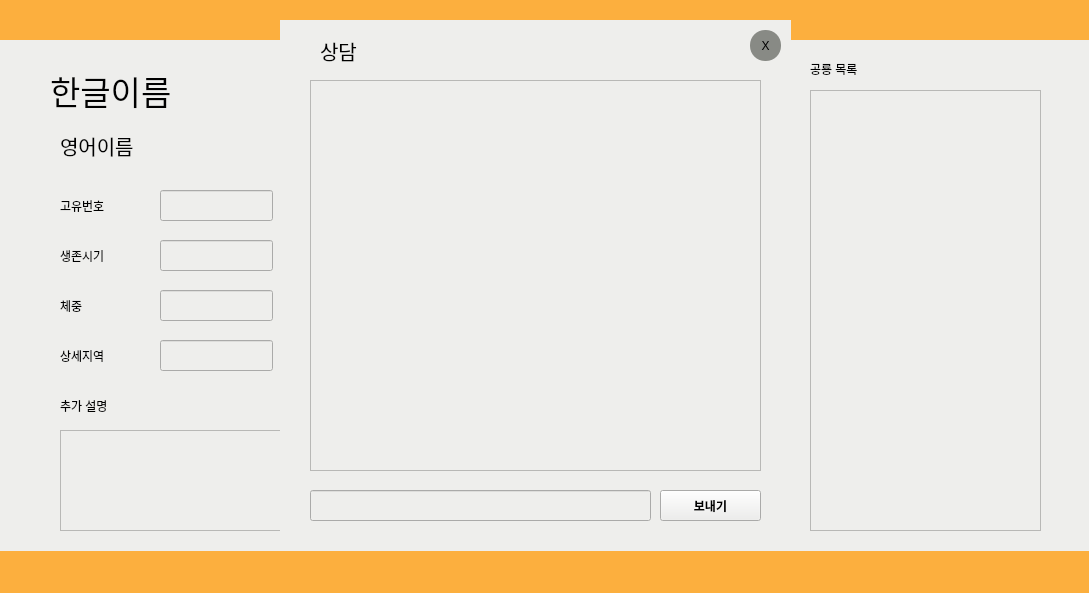
Old version of the form student.ui in the repository YangwonChoi/eduwill.
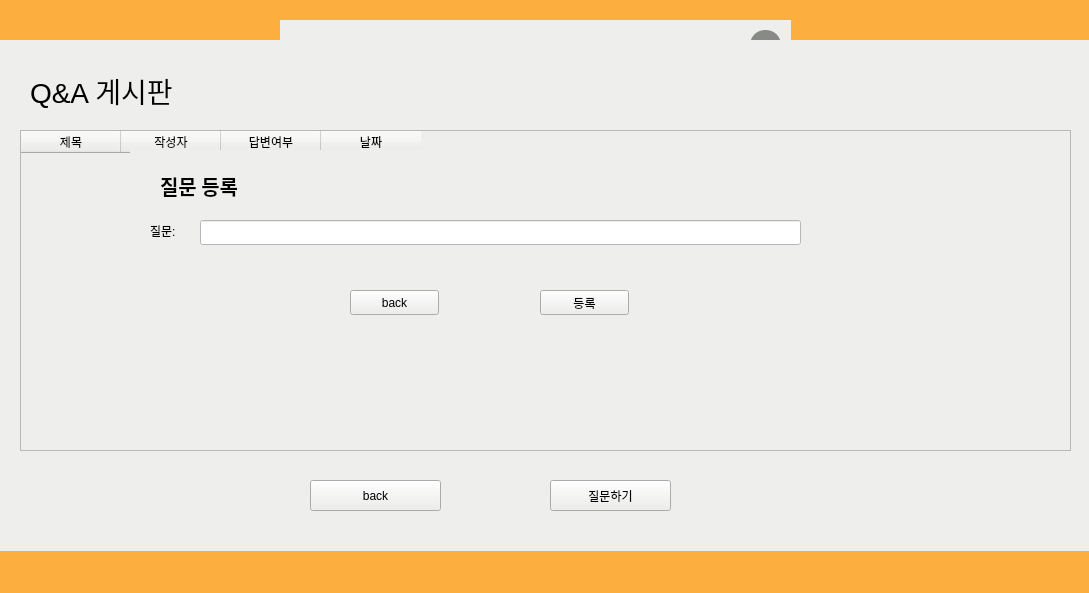
New version of the form.

The edit to the form file:
```diff
--- a/student.ui
+++ b/student.ui
@@ -1251,6 +1251,569 @@
      </property>
     </widget>
    </widget>
+   <widget class="QWidget" name="select_widget" native="true">
+    <property name="geometry">
+     <rect>
+      <x>400</x>
+      <y>70</y>
+      <width>291</width>
+      <height>391</height>
+     </rect>
+    </property>
+    <property name="styleSheet">
+     <string notr="true">background-color: rgb(238, 238, 236);
+border-style: solid;
+border-width: 2px;
+border-color: balck;</string>
+    </property>
+    <widget class="QLabel" name="label_10">
+     <property name="geometry">
+      <rect>
+       <x>20</x>
+       <y>10</y>
+       <width>151</width>
+       <height>21</height>
+      </rect>
+     </property>
+     <property name="styleSheet">
+      <string notr="true">border-style: solid;
+border-width: 0px;
+border-color: balck;</string>
+     </property>
+     <property name="text">
+      <string>현재 접속중인 교수</string>
+     </property>
+    </widget>
+    <widget class="QPushButton" name="exit_st">
+     <property name="geometry">
+      <rect>
+       <x>260</x>
+       <y>10</y>
+       <width>21</width>
+       <height>21</height>
+      </rect>
+     </property>
+     <property name="palette">
+      <palette>
+       <active>
+        <colorrole role="Button">
+         <brush brushstyle="SolidPattern">
+          <color alpha="255">
+           <red>136</red>
+           <green>138</green>
+           <blue>133</blue>
+          </color>
+         </brush>
+        </colorrole>
+        <colorrole role="Base">
+         <brush brushstyle="SolidPattern">
+          <color alpha="255">
+           <red>136</red>
+           <green>138</green>
+           <blue>133</blue>
+          </color>
+         </brush>
+        </colorrole>
+        <colorrole role="Window">
+         <brush brushstyle="SolidPattern">
+          <color alpha="255">
+           <red>136</red>
+           <green>138</green>
+           <blue>133</blue>
+          </color>
+         </brush>
+        </colorrole>
+       </active>
+       <inactive>
+        <colorrole role="Button">
+         <brush brushstyle="SolidPattern">
+          <color alpha="255">
+           <red>136</red>
+           <green>138</green>
+           <blue>133</blue>
+          </color>
+         </brush>
+        </colorrole>
+        <colorrole role="Base">
+         <brush brushstyle="SolidPattern">
+          <color alpha="255">
+           <red>136</red>
+           <green>138</green>
+           <blue>133</blue>
+          </color>
+         </brush>
+        </colorrole>
+        <colorrole role="Window">
+         <brush brushstyle="SolidPattern">
+          <color alpha="255">
+           <red>136</red>
+           <green>138</green>
+           <blue>133</blue>
+          </color>
+         </brush>
+        </colorrole>
+       </inactive>
+       <disabled>
+        <colorrole role="Button">
+         <brush brushstyle="SolidPattern">
+          <color alpha="255">
+           <red>136</red>
+           <green>138</green>
+           <blue>133</blue>
+          </color>
+         </brush>
+        </colorrole>
+        <colorrole role="Base">
+         <brush brushstyle="SolidPattern">
+          <color alpha="255">
+           <red>136</red>
+           <green>138</green>
+           <blue>133</blue>
+          </color>
+         </brush>
+        </colorrole>
+        <colorrole role="Window">
+         <brush brushstyle="SolidPattern">
+          <color alpha="255">
+           <red>136</red>
+           <green>138</green>
+           <blue>133</blue>
+          </color>
+         </brush>
+        </colorrole>
+       </disabled>
+      </palette>
+     </property>
+     <property name="styleSheet">
+      <string notr="true">QPushButton{
+background-color: rgb(136, 138, 133);
+border-style: solid;
+border-radius: 15px
+}
+QPushButton:hover{
+background-color: rgb(180, 255, 255);
+border-style: solid;
+border-radius: 15px}
+
+QPushButton:pressed{
+background-color: rgb(100, 255, 255);
+border-style: solid;
+border-radius: 15px}
+</string>
+     </property>
+     <property name="text">
+      <string>X</string>
+     </property>
+    </widget>
+    <widget class="QWidget" name="verticalLayoutWidget_2">
+     <property name="geometry">
+      <rect>
+       <x>0</x>
+       <y>40</y>
+       <width>291</width>
+       <height>301</height>
+      </rect>
+     </property>
+     <layout class="QVBoxLayout" name="verticalLayout">
+      <item>
+       <widget class="QListWidget" name="listWidget_2"/>
+      </item>
+     </layout>
+    </widget>
+    <widget class="QPushButton" name="conect_btn">
+     <property name="geometry">
+      <rect>
+       <x>100</x>
+       <y>350</y>
+       <width>89</width>
+       <height>25</height>
+      </rect>
+     </property>
+     <property name="styleSheet">
+      <string notr="true">QPushButton{
+background-color: rgb(136, 138, 133);
+border-style: solid;
+border-radius: 15px
+}
+QPushButton:hover{
+background-color: rgb(180, 255, 255);
+border-style: solid;
+border-radius: 15px}
+
+QPushButton:pressed{
+background-color: rgb(100, 255, 255);
+border-style: solid;
+border-radius: 15px}
+</string>
+     </property>
+     <property name="text">
+      <string>연결하기</string>
+     </property>
+    </widget>
+   </widget>
+   <widget class="QWidget" name="quiz_widget" native="true">
+    <property name="geometry">
+     <rect>
+      <x>0</x>
+      <y>40</y>
+      <width>1091</width>
+      <height>511</height>
+     </rect>
+    </property>
+    <property name="styleSheet">
+     <string notr="true">background-color: rgb(238, 238, 236);</string>
+    </property>
+    <widget class="QListWidget" name="listWidget_5">
+     <property name="geometry">
+      <rect>
+       <x>905</x>
+       <y>60</y>
+       <width>171</width>
+       <height>411</height>
+      </rect>
+     </property>
+     <property name="styleSheet">
+      <string notr="true">background-color: rgb(255, 255, 255);</string>
+     </property>
+    </widget>
+    <widget class="QLabel" name="label_41">
+     <property name="geometry">
+      <rect>
+       <x>910</x>
+       <y>30</y>
+       <width>67</width>
+       <height>17</height>
+      </rect>
+     </property>
+     <property name="text">
+      <string>문제 목록</string>
+     </property>
+    </widget>
+    <widget class="QLabel" name="label_42">
+     <property name="geometry">
+      <rect>
+       <x>80</x>
+       <y>100</y>
+       <width>781</width>
+       <height>61</height>
+      </rect>
+     </property>
+     <property name="font">
+      <font>
+       <family>Ubuntu Condensed</family>
+       <pointsize>20</pointsize>
+       <weight>75</weight>
+       <bold>true</bold>
+      </font>
+     </property>
+     <property name="text">
+      <string>문제질문</string>
+     </property>
+    </widget>
+    <widget class="QTextEdit" name="textEdit">
+     <property name="geometry">
+      <rect>
+       <x>70</x>
+       <y>260</y>
+       <width>801</width>
+       <height>70</height>
+      </rect>
+     </property>
+     <property name="styleSheet">
+      <string notr="true">background-color: rgb(255, 255, 255);</string>
+     </property>
+    </widget>
+    <widget class="QPushButton" name="pushButton_5">
+     <property name="geometry">
+      <rect>
+       <x>650</x>
+       <y>440</y>
+       <width>89</width>
+       <height>25</height>
+      </rect>
+     </property>
+     <property name="text">
+      <string>채점하기</string>
+     </property>
+    </widget>
+    <widget class="QPushButton" name="pushButton_6">
+     <property name="geometry">
+      <rect>
+       <x>760</x>
+       <y>440</y>
+       <width>89</width>
+       <height>25</height>
+      </rect>
+     </property>
+     <property name="text">
+      <string>저장/종료</string>
+     </property>
+    </widget>
+    <widget class="QLabel" name="label_43">
+     <property name="geometry">
+      <rect>
+       <x>20</x>
+       <y>260</y>
+       <width>41</width>
+       <height>17</height>
+      </rect>
+     </property>
+     <property name="text">
+      <string>정답 :</string>
+     </property>
+    </widget>
+   </widget>
+   <widget class="QWidget" name="widget" native="true">
+    <property name="geometry">
+     <rect>
+      <x>430</x>
+      <y>150</y>
+      <width>171</width>
+      <height>211</height>
+     </rect>
+    </property>
+    <property name="styleSheet">
+     <string notr="true">background-color: rgb(238, 238, 236);</string>
+    </property>
+    <widget class="QLabel" name="label_40">
+     <property name="geometry">
+      <rect>
+       <x>30</x>
+       <y>30</y>
+       <width>67</width>
+       <height>17</height>
+      </rect>
+     </property>
+     <property name="text">
+      <string>과목</string>
+     </property>
+    </widget>
+    <widget class="QPushButton" name="pushButton">
+     <property name="geometry">
+      <rect>
+       <x>40</x>
+       <y>70</y>
+       <width>89</width>
+       <height>25</height>
+      </rect>
+     </property>
+     <property name="text">
+      <string>생존시기</string>
+     </property>
+    </widget>
+    <widget class="QPushButton" name="pushButton_2">
+     <property name="geometry">
+      <rect>
+       <x>40</x>
+       <y>100</y>
+       <width>89</width>
+       <height>25</height>
+      </rect>
+     </property>
+     <property name="text">
+      <string>발견지대륙</string>
+     </property>
+    </widget>
+    <widget class="QPushButton" name="pushButton_3">
+     <property name="geometry">
+      <rect>
+       <x>40</x>
+       <y>130</y>
+       <width>89</width>
+       <height>25</height>
+      </rect>
+     </property>
+     <property name="text">
+      <string>특징</string>
+     </property>
+    </widget>
+    <widget class="QPushButton" name="pushButton_4">
+     <property name="geometry">
+      <rect>
+       <x>40</x>
+       <y>160</y>
+       <width>89</width>
+       <height>25</height>
+      </rect>
+     </property>
+     <property name="text">
+      <string>back</string>
+     </property>
+    </widget>
+   </widget>
+   <widget class="QWidget" name="qn_widget" native="true">
+    <property name="geometry">
+     <rect>
+      <x>0</x>
+      <y>40</y>
+      <width>1091</width>
+      <height>511</height>
+     </rect>
+    </property>
+    <property name="styleSheet">
+     <string notr="true">background-color: rgb(238, 238, 236);</string>
+    </property>
+    <widget class="QTableWidget" name="tableWidget">
+     <property name="geometry">
+      <rect>
+       <x>20</x>
+       <y>90</y>
+       <width>1051</width>
+       <height>321</height>
+      </rect>
+     </property>
+     <column>
+      <property name="text">
+       <string>제목</string>
+      </property>
+     </column>
+     <column>
+      <property name="text">
+       <string>작성자</string>
+      </property>
+     </column>
+     <column>
+      <property name="text">
+       <string>답변여부</string>
+      </property>
+     </column>
+     <column>
+      <property name="text">
+       <string>날짜</string>
+      </property>
+     </column>
+    </widget>
+    <widget class="QLabel" name="label_44">
+     <property name="geometry">
+      <rect>
+       <x>30</x>
+       <y>30</y>
+       <width>211</width>
+       <height>41</height>
+      </rect>
+     </property>
+     <property name="font">
+      <font>
+       <pointsize>21</pointsize>
+      </font>
+     </property>
+     <property name="text">
+      <string>Q&amp;A 게시판</string>
+     </property>
+    </widget>
+    <widget class="QPushButton" name="qn_back_btn">
+     <property name="geometry">
+      <rect>
+       <x>310</x>
+       <y>440</y>
+       <width>131</width>
+       <height>31</height>
+      </rect>
+     </property>
+     <property name="text">
+      <string>back</string>
+     </property>
+    </widget>
+    <widget class="QPushButton" name="qn_anser_btn">
+     <property name="geometry">
+      <rect>
+       <x>550</x>
+       <y>440</y>
+       <width>121</width>
+       <height>31</height>
+      </rect>
+     </property>
+     <property name="text">
+      <string>질문하기</string>
+     </property>
+    </widget>
+   </widget>
+   <widget class="QWidget" name="widget_2" native="true">
+    <property name="geometry">
+     <rect>
+      <x>130</x>
+      <y>150</y>
+      <width>751</width>
+      <height>191</height>
+     </rect>
+    </property>
+    <property name="styleSheet">
+     <string notr="true">background-color: rgb(238, 238, 236);</string>
+    </property>
+    <widget class="QLineEdit" name="lineEdit">
+     <property name="geometry">
+      <rect>
+       <x>70</x>
+       <y>70</y>
+       <width>601</width>
+       <height>25</height>
+      </rect>
+     </property>
+     <property name="styleSheet">
+      <string notr="true">background-color: rgb(255, 255, 255);</string>
+     </property>
+    </widget>
+    <widget class="QLabel" name="label_45">
+     <property name="geometry">
+      <rect>
+       <x>20</x>
+       <y>70</y>
+       <width>41</width>
+       <height>21</height>
+      </rect>
+     </property>
+     <property name="text">
+      <string>질문: </string>
+     </property>
+    </widget>
+    <widget class="QPushButton" name="reg_btn">
+     <property name="geometry">
+      <rect>
+       <x>410</x>
+       <y>140</y>
+       <width>89</width>
+       <height>25</height>
+      </rect>
+     </property>
+     <property name="text">
+      <string>등록</string>
+     </property>
+    </widget>
+    <widget class="QPushButton" name="anser_back">
+     <property name="geometry">
+      <rect>
+       <x>220</x>
+       <y>140</y>
+       <width>89</width>
+       <height>25</height>
+      </rect>
+     </property>
+     <property name="text">
+      <string>back</string>
+     </property>
+    </widget>
+    <widget class="QLabel" name="label_46">
+     <property name="geometry">
+      <rect>
+       <x>30</x>
+       <y>20</y>
+       <width>131</width>
+       <height>31</height>
+      </rect>
+     </property>
+     <property name="font">
+      <font>
+       <family>Ubuntu Condensed</family>
+       <pointsize>15</pointsize>
+       <weight>75</weight>
+       <bold>true</bold>
+      </font>
+     </property>
+     <property name="text">
+      <string>질문 등록</string>
+     </property>
+    </widget>
+   </widget>
   </widget>
  </widget>
  <resources/>
```
